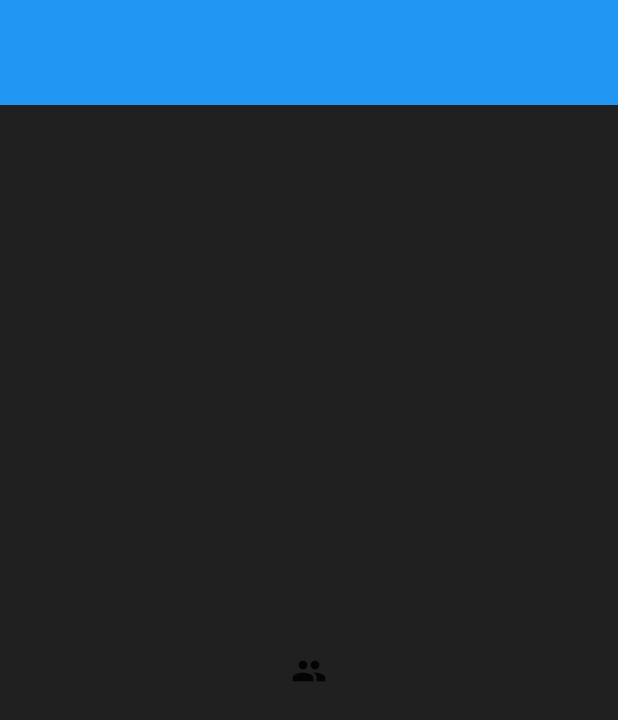
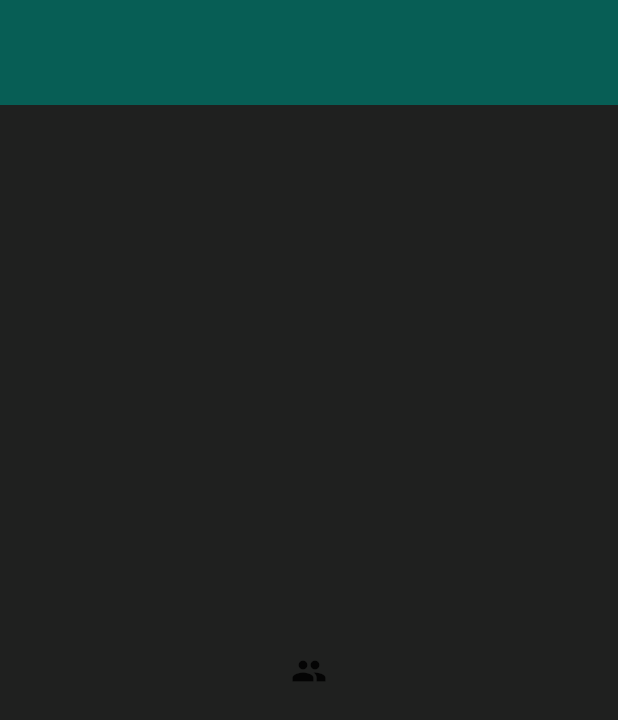
Before and after one commit to LuannBarroso/whatsapp_clone, a Flutter app: the screen it shows after launch, on a phone screen of 412 x 824 dp. Shown: the top 720 px of the screen. Run offline on Flutter 3.47's test engine with Material 2 defaults, Android fonts, the phone set to English and light mode, and no system bars.

Commit message:
alter main page

```diff
--- a/lib/main.dart
+++ b/lib/main.dart
@@ -16,8 +16,13 @@ class MyApp extends StatelessWidget {
       title: 'Flutter',
       debugShowCheckedModeBanner: false,
       theme: ThemeData(
-        primarySwatch: Colors.blue,
-      ),
+          scaffoldBackgroundColor: Colors.white,
+          appBarTheme: const AppBarTheme(
+            color: Color(0xFF075E55),
+          ),
+          bottomSheetTheme: BottomSheetThemeData(
+            backgroundColor: Colors.black.withOpacity(0),
+          )),
       home: const HomePage(),
     );
   }
```
